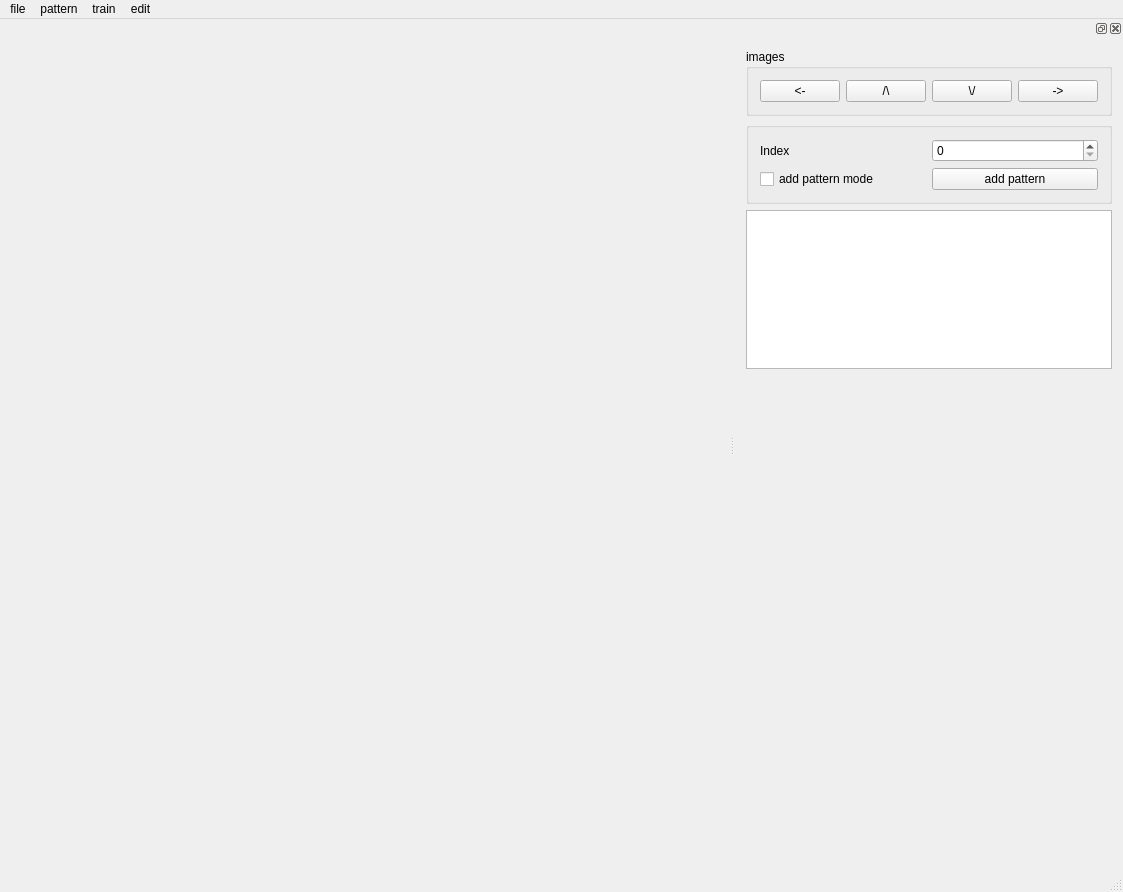
Qt form patternlabelui.ui (dolphin-li/PatternLabel) before a commit.
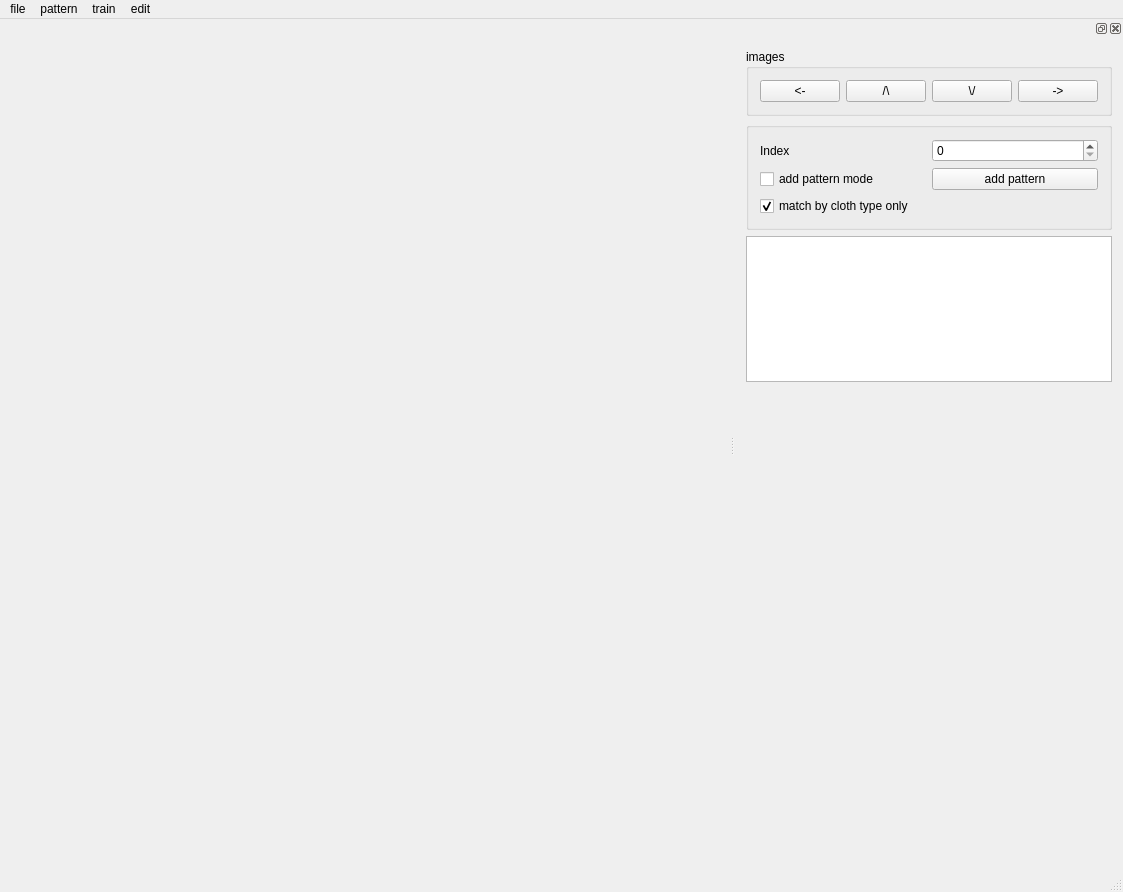
The same form after that commit. Custom widgets are drawn as their Qt base class.

```diff
--- a/patternlabelui.ui
+++ b/patternlabelui.ui
@@ -139,9 +139,6 @@
           </property>
          </widget>
         </item>
-        <item row="0" column="1">
-         <widget class="QSpinBox" name="sbCurIndex"/>
-        </item>
         <item row="1" column="0">
          <widget class="QCheckBox" name="cbAddPatternMode">
           <property name="text">
@@ -159,6 +156,19 @@
           </property>
          </widget>
         </item>
+        <item row="0" column="1">
+         <widget class="QSpinBox" name="sbCurIndex"/>
+        </item>
+        <item row="2" column="0">
+         <widget class="QCheckBox" name="cbMatchByClothTypeOnly">
+          <property name="text">
+           <string>match by cloth type only</string>
+          </property>
+          <property name="checked">
+           <bool>true</bool>
+          </property>
+         </widget>
+        </item>
        </layout>
       </widget>
      </item>
```
